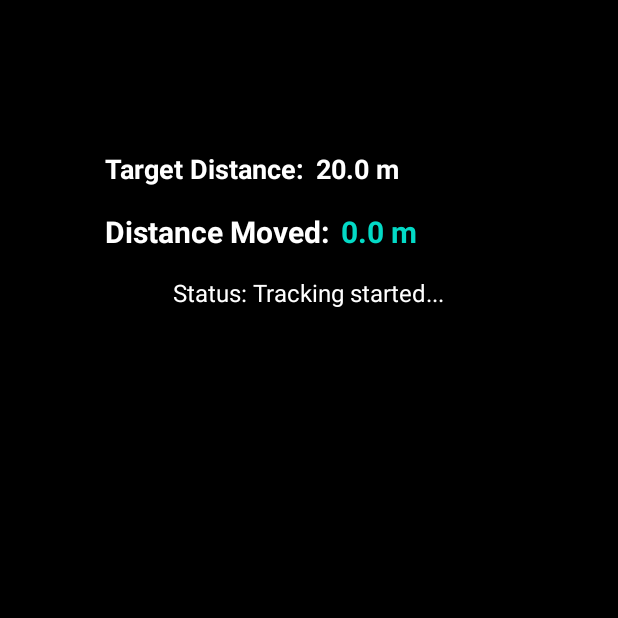
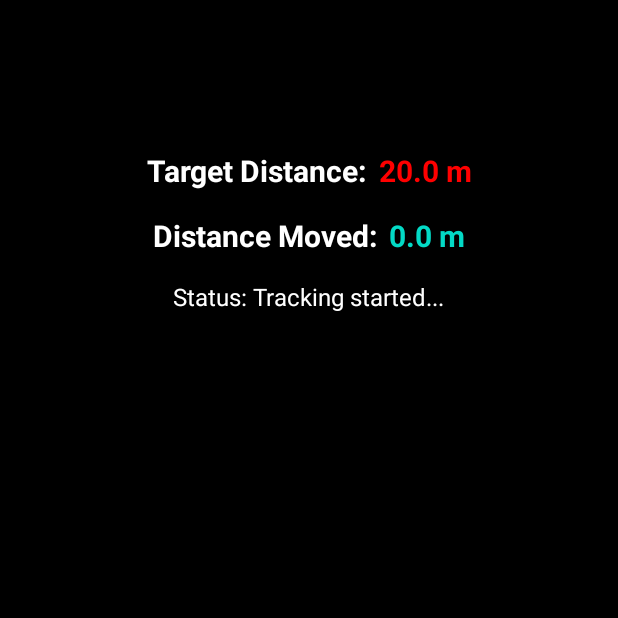
Before and after one commit to expert-tester/WakeMeUp, an Android app: the LocationTracker screen opened directly, with no data from a screen before it, on a phone screen of 412 x 824 dp, the top half of it. Run offline under Robolectric (Android 15) with nearby library versions, the light colour scheme and no system bars.

Commit message:
Text middle

```diff
--- a/app/src/main/res/layout/activity_location.xml
+++ b/app/src/main/res/layout/activity_location.xml
@@ -13,13 +13,15 @@
         android:layout_width="wrap_content"
         android:layout_height="wrap_content"
         android:text="Target Distance:"
-        android:textSize="18sp"
+        android:textSize="20sp"
         android:textStyle="bold"
         android:textColor="@color/white"
         app:layout_constraintStart_toStartOf="parent"
         app:layout_constraintTop_toTopOf="parent"
         android:layout_marginTop="100dp"
-        android:layout_marginLeft="70dp"/>
+        app:layout_constraintEnd_toStartOf="@+id/tvTargetDistance"
+        app:layout_constraintHorizontal_chainStyle="packed"
+        app:layout_constraintHorizontal_bias="0.5"/>
 
     <TextView
         android:id="@+id/tvTargetDistance"
@@ -27,11 +29,12 @@
         android:layout_height="wrap_content"
         android:layout_marginStart="8dp"
         android:text="20m"
-        android:textSize="18sp"
+        android:textSize="20sp"
         android:textStyle="bold"
-        android:textColor="@color/white"
+        android:textColor="#FF0000"
         app:layout_constraintBaseline_toBaselineOf="@id/tvTargetDistanceLabel"
-        app:layout_constraintStart_toEndOf="@id/tvTargetDistanceLabel" />
+        app:layout_constraintStart_toEndOf="@id/tvTargetDistanceLabel"
+        app:layout_constraintEnd_toEndOf="parent"/>
 
     <TextView
         android:id="@+id/tvDistanceMovedLabel"
@@ -44,7 +47,9 @@
         android:textColor="@color/white"
         app:layout_constraintStart_toStartOf="parent"
         app:layout_constraintTop_toBottomOf="@id/tvTargetDistanceLabel"
-        android:layout_marginLeft="70dp"/>
+        app:layout_constraintEnd_toStartOf="@+id/tvDistanceMoved"
+        app:layout_constraintHorizontal_chainStyle="packed"
+        app:layout_constraintHorizontal_bias="0.5"/>
 
     <TextView
         android:id="@+id/tvDistanceMoved"
@@ -56,7 +61,8 @@
         android:textSize="20sp"
         android:textStyle="bold"
         app:layout_constraintBaseline_toBaselineOf="@id/tvDistanceMovedLabel"
-        app:layout_constraintStart_toEndOf="@id/tvDistanceMovedLabel" />
+        app:layout_constraintStart_toEndOf="@id/tvDistanceMovedLabel"
+        app:layout_constraintEnd_toEndOf="parent"/>
 
     <TextView
         android:id="@+id/tvStatus"
```
